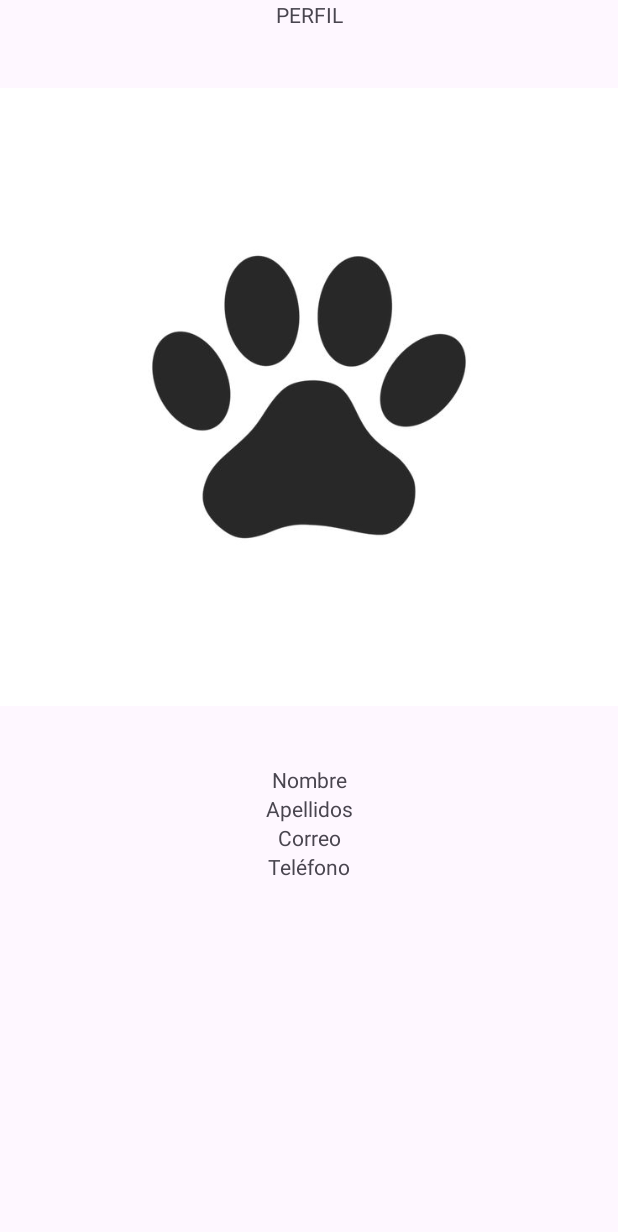
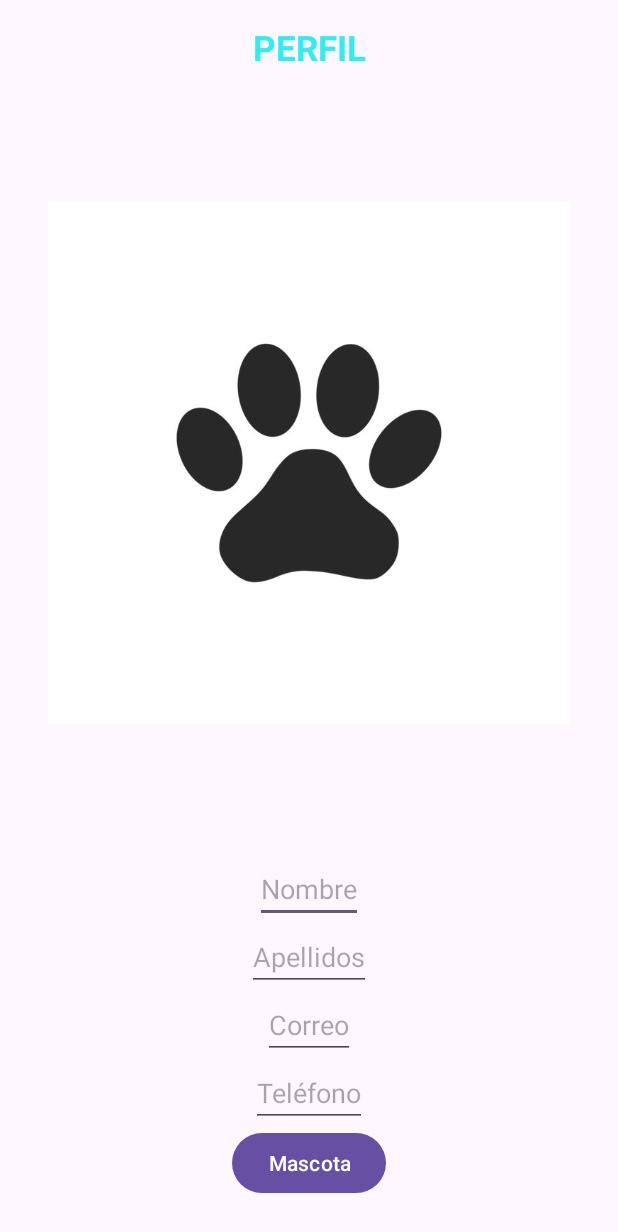
Before and after one commit to AgussLR/TareaUT2_AgustinJuan, an Android app: the layout activity_main.xml on its own in the app's theme, with its tools: preview values and no code run, on a phone screen of 412 x 824 dp. Shown: the top 1232 px of the screen. Run offline under Robolectric (Android 15) with nearby library versions, the phone set to English and light mode, and no system bars.

Commit message:
Pestaña perfil

```diff
--- a/app/src/main/res/layout/activity_main.xml
+++ b/app/src/main/res/layout/activity_main.xml
@@ -5,6 +5,7 @@
     android:id="@+id/main"
     android:layout_width="match_parent"
     android:layout_height="match_parent"
+    android:padding="16dp"
     tools:context=".MainActivity">
 
     <TextView
@@ -12,69 +13,89 @@
         android:layout_width="wrap_content"
         android:layout_height="wrap_content"
         android:text="@string/perfil"
+        android:textColor="@color/azul_claro"
+        android:textSize="23sp"
+        android:textStyle="bold"
 
-        app:layout_constraintTop_toTopOf="parent"
         app:layout_constraintEnd_toEndOf="parent"
         app:layout_constraintStart_toStartOf="parent"
-        />
+        app:layout_constraintTop_toTopOf="parent" />
+
+    <LinearLayout
+        android:layout_width="wrap_content"
+        android:layout_height="wrap_content"
+        android:gravity="center"
+        android:orientation="vertical"
+        android:padding="16dp"
+        app:layout_constraintEnd_toEndOf="parent"
+        app:layout_constraintStart_toStartOf="parent"
+        app:layout_constraintTop_toBottomOf="@+id/perfil">
 
         <ImageView
             android:id="@+id/imagenperfil"
             android:layout_width="wrap_content"
             android:layout_height="wrap_content"
+            android:layout_marginBottom="16dp"
+            app:layout_constraintBottom_toTopOf="@+id/nombre"
 
-        tools:src="@drawable/baf06f35c1f7b474b0ab7e54de1a3f3c"
-
-        app:layout_constraintTop_toBottomOf="@+id/perfil"
-        app:layout_constraintBottom_toTopOf="@+id/nombre"
             app:layout_constraintEnd_toEndOf="parent"
             app:layout_constraintStart_toStartOf="parent"
-        />
+            app:layout_constraintTop_toBottomOf="@+id/perfil"
+            tools:src="@drawable/baf06f35c1f7b474b0ab7e54de1a3f3c" />
 
-    <TextView
+        <EditText
             android:id="@+id/nombre"
             android:layout_width="wrap_content"
             android:layout_height="wrap_content"
-        android:text="@string/nombre"
-        app:layout_constraintTop_toBottomOf="@+id/imagenperfil"
+            android:hint="@string/nombre"
+            android:inputType="text"
             app:layout_constraintEnd_toEndOf="parent"
             app:layout_constraintStart_toStartOf="parent"
-         />
+            app:layout_constraintTop_toBottomOf="@+id/imagenperfil" />
 
-    <TextView
+        <EditText
             android:id="@+id/apellidos"
             android:layout_width="wrap_content"
             android:layout_height="wrap_content"
-        android:text="@string/apellidos"
+            android:hint="@string/apellidos"
+            android:inputType="text"
 
-        app:layout_constraintTop_toBottomOf="@+id/nombre"
             app:layout_constraintEnd_toEndOf="parent"
             app:layout_constraintStart_toStartOf="parent"
-        />
+            app:layout_constraintTop_toBottomOf="@+id/nombre" />
 
-    <TextView
+        <EditText
             android:id="@+id/correo"
             android:layout_width="wrap_content"
             android:layout_height="wrap_content"
-        android:text="@string/correo"
+            android:hint="@string/correo"
+            android:inputType="text"
 
-        app:layout_constraintTop_toBottomOf="@+id/apellidos"
             app:layout_constraintEnd_toEndOf="parent"
             app:layout_constraintStart_toStartOf="parent"
-        />
+            app:layout_constraintTop_toBottomOf="@+id/apellidos" />
 
-    <TextView
+        <EditText
             android:id="@+id/telefono"
             android:layout_width="wrap_content"
             android:layout_height="wrap_content"
-        android:text="@string/telefono"
+            android:hint="@string/telefono"
+            android:inputType="phone"
 
-        app:layout_constraintTop_toBottomOf="@+id/correo"
             app:layout_constraintEnd_toEndOf="parent"
             app:layout_constraintStart_toStartOf="parent"
-        />
+            app:layout_constraintTop_toBottomOf="@+id/correo" />
 
+        <Button
+            android:id="@+id/mascota"
+            android:layout_width="wrap_content"
+            android:layout_height="wrap_content"
+            android:text="@string/mascota"
 
+            app:layout_constraintEnd_toEndOf="parent"
+            app:layout_constraintStart_toStartOf="parent"
+            app:layout_constraintTop_toBottomOf="@+id/telefono" />
+    </LinearLayout>
 
 
 </androidx.constraintlayout.widget.ConstraintLayout>
--- a/app/src/main/res/values/colors.xml
+++ b/app/src/main/res/values/colors.xml
@@ -2,4 +2,5 @@
 <resources>
     <color name="black">#FF000000</color>
     <color name="white">#FFFFFFFF</color>
+    <color name="azul_claro">#31eded</color>
 </resources>
--- a/app/src/main/res/values/strings.xml
+++ b/app/src/main/res/values/strings.xml
@@ -5,4 +5,6 @@
     <string name="apellidos">Apellidos</string>
     <string name="correo">Correo</string>
     <string name="telefono">Teléfono</string>
+    <string name="mascota">Mascota</string>
+
 </resources>
```
Lines whose indentation alone changed are shown as unchanged.
